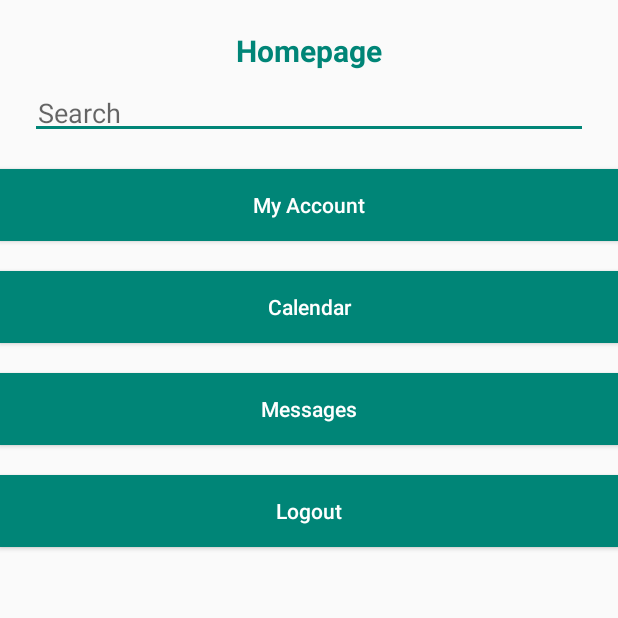
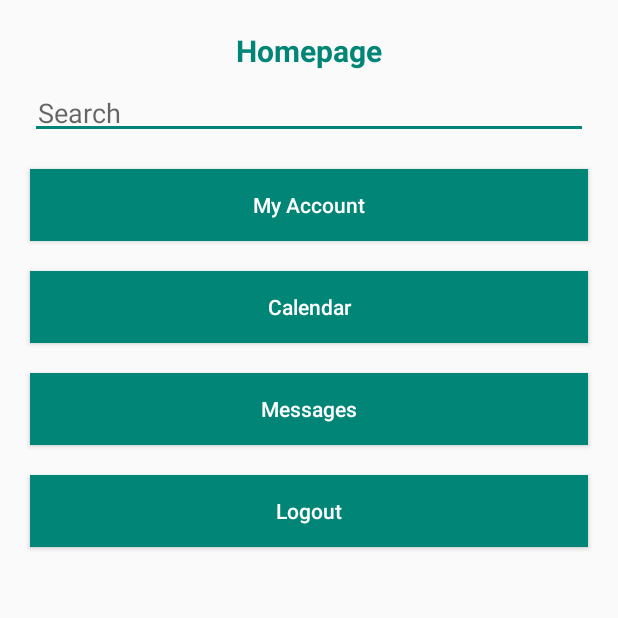
Before and after one commit to tanheedr/FindATutor, an Android app: the HomepageActivity screen opened directly, with no data from a screen before it, on a phone screen of 412 x 824 dp, the top half of it. Run offline under Robolectric (Android 15) with nearby library versions, the phone set to English and light mode, and no system bars; libraries missing offline, so code that uses them is left out: com.rengwuxian.materialedittext; plain views replace MaterialEditText; 2 statements that could not run were skipped.

Commit message:
21/11/21

```diff
--- a/app/build.gradle
+++ b/app/build.gradle
@@ -43,4 +43,8 @@ dependencies {
 
     implementation 'com.github.bumptech.glide:glide:4.12.0'
     implementation 'com.squareup.okhttp:okhttp:2.7.5'
+
+    implementation 'com.squareup.retrofit2:retrofit:2.4.0'
+    implementation 'com.squareup.retrofit2:converter-gson:2.2.0'
+    implementation 'com.android.support:recyclerview-v7:27.1.1'
 }
--- a/app/src/main/java/com/example/findatutor/HomepageActivity.java
+++ b/app/src/main/java/com/example/findatutor/HomepageActivity.java
@@ -5,12 +5,19 @@ import androidx.appcompat.app.AppCompatActivity;
 import android.content.Intent;
 import android.content.SharedPreferences;
 import android.os.Bundle;
+import android.text.Editable;
+import android.text.TextWatcher;
 import android.view.View;
 import android.widget.Button;
 
+import com.rengwuxian.materialedittext.MaterialEditText;
+
+import java.util.ArrayList;
+
 public class HomepageActivity extends AppCompatActivity {
 
-    Button myAccount, messages, logout;
+    MaterialEditText search;
+    Button myAccount, calendar, messages, logout;
     @Override
     protected void onCreate(Bundle savedInstanceState) {
         super.onCreate(savedInstanceState);
@@ -18,8 +25,26 @@ public class HomepageActivity extends AppCompatActivity {
         final SharedPreferences sharedPreferences = getSharedPreferences("userInfo", MODE_PRIVATE);
 
         myAccount = findViewById(R.id.myAccount);
+        calendar = findViewById(R.id.calendar);
         messages = findViewById(R.id.messages);
         logout = findViewById(R.id.logout);
+        search = findViewById(R.id.search);
+        search.addTextChangedListener(new TextWatcher() {
+            @Override
+            public void beforeTextChanged(CharSequence s, int start, int count, int after) {
+
+            }
+
+            @Override
+            public void onTextChanged(CharSequence s, int start, int before, int count) {
+
+            }
+
+            @Override
+            public void afterTextChanged(Editable s) {
+                filter(s.toString());
+            }
+        });
 
         myAccount.setOnClickListener(new View.OnClickListener() {
             @Override
--- a/app/src/main/java/com/example/findatutor/MainActivity.java
+++ b/app/src/main/java/com/example/findatutor/MainActivity.java
@@ -116,7 +116,7 @@ public class MainActivity extends AppCompatActivity {
                 return param;
             }
         };
-        request.setRetryPolicy(new DefaultRetryPolicy(30000, DefaultRetryPolicy.DEFAULT_MAX_RETRIES, DefaultRetryPolicy.DEFAULT_BACKOFF_MULT));
+        request.setRetryPolicy(new DefaultRetryPolicy(10000, DefaultRetryPolicy.DEFAULT_MAX_RETRIES, DefaultRetryPolicy.DEFAULT_BACKOFF_MULT));
         MySingleton.getmInstance(MainActivity.this).addToRequestQueue(request);
     }
 }
--- a/app/src/main/java/com/example/findatutor/TutorMyAccountActivity.java
+++ b/app/src/main/java/com/example/findatutor/TutorMyAccountActivity.java
@@ -118,6 +118,7 @@ public class TutorMyAccountActivity extends AppCompatActivity {
             Canvas canvas = new Canvas(bitmap);
 
             textProfilePic.draw(canvas);*/
+            textProfilePic.setImageResource(R.drawable.ic_launcher_background);
             textSubjects.setText(stringSubjects);
             textHourlyCost.setText(stringHourlyCost);
             textQualifications.setText(stringQualifications);
--- a/app/src/main/res/layout/activity_homepage.xml
+++ b/app/src/main/res/layout/activity_homepage.xml
@@ -32,6 +32,7 @@
 
     </com.rengwuxian.materialedittext.MaterialEditText>
 
+
     <Button
         android:layout_width="match_parent"
         android:layout_height="wrap_content"
@@ -40,7 +41,9 @@
         android:textAllCaps="false"
         android:background="@color/colorPrimaryDark"
         android:textColor="@color/white"
-        android:layout_marginTop="20dp"/>
+        android:layout_marginTop="20dp"
+        android:layout_marginRight="20dp"
+        android:layout_marginLeft="20dp"/>
 
     <Button
         android:layout_width="match_parent"
@@ -50,7 +53,9 @@
         android:textAllCaps="false"
         android:background="@color/colorPrimaryDark"
         android:textColor="@color/white"
-        android:layout_marginTop="20dp"/>
+        android:layout_marginTop="20dp"
+        android:layout_marginRight="20dp"
+        android:layout_marginLeft="20dp"/>
 
     <Button
         android:layout_width="match_parent"
@@ -60,7 +65,9 @@
         android:textAllCaps="false"
         android:background="@color/colorPrimaryDark"
         android:textColor="@color/white"
-        android:layout_marginTop="20dp"/>
+        android:layout_marginTop="20dp"
+        android:layout_marginRight="20dp"
+        android:layout_marginLeft="20dp"/>
 
     <Button
         android:layout_width="match_parent"
@@ -70,6 +77,8 @@
         android:textAllCaps="false"
         android:background="@color/colorPrimaryDark"
         android:textColor="@color/white"
-        android:layout_marginTop="20dp"/>
+        android:layout_marginTop="20dp"
+        android:layout_marginRight="20dp"
+        android:layout_marginLeft="20dp"/>
 
 </LinearLayout>
--- a/app/src/main/res/layout/activity_main.xml
+++ b/app/src/main/res/layout/activity_main.xml
@@ -59,17 +59,17 @@
         android:layout_marginTop="10dp"/>
 
     <Button
-        android:layout_width="match_parent"
+        android:layout_width="750px"
         android:layout_height="wrap_content"
         android:text="Login"
         android:id="@+id/login"
         android:textAllCaps="false"
         android:background="@color/colorPrimaryDark"
         android:textColor="@color/white"
-        android:layout_marginTop="20dp"/>
+        android:layout_marginTop="40dp"/>
 
     <Button
-        android:layout_width="match_parent"
+        android:layout_width="750px"
         android:layout_height="wrap_content"
         android:text="Register"
         android:id="@+id/register"
```
